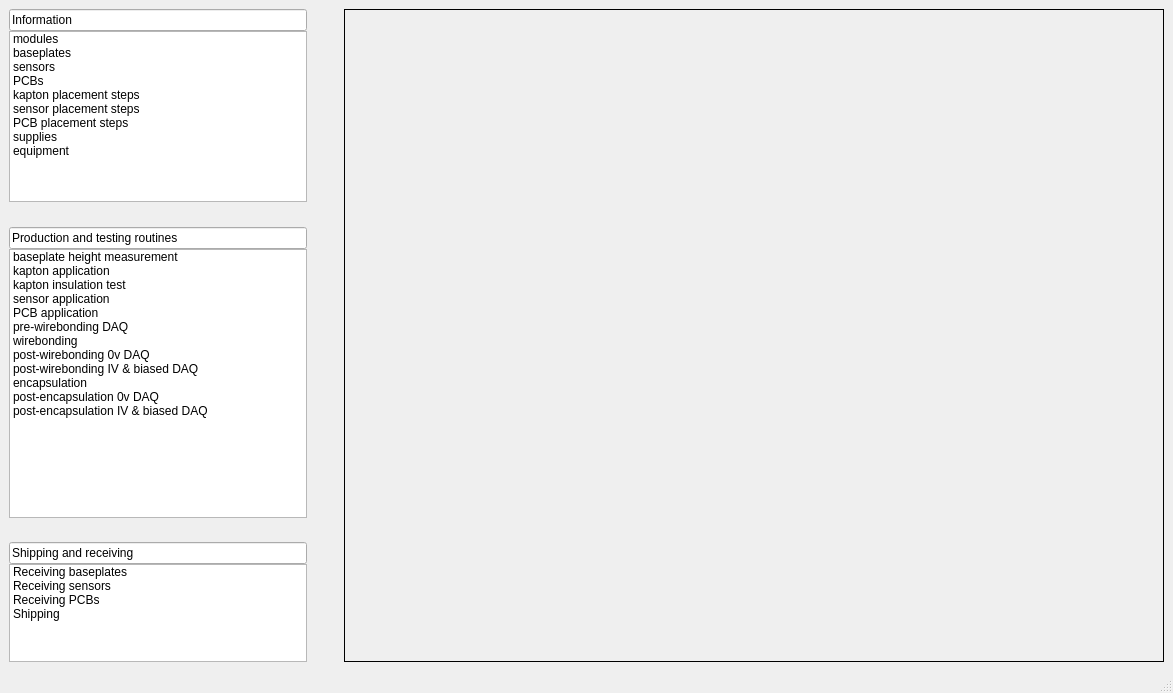
Old version of the form main_ui/mainwindow.ui in the repository IncandelaLab/SharedUI.
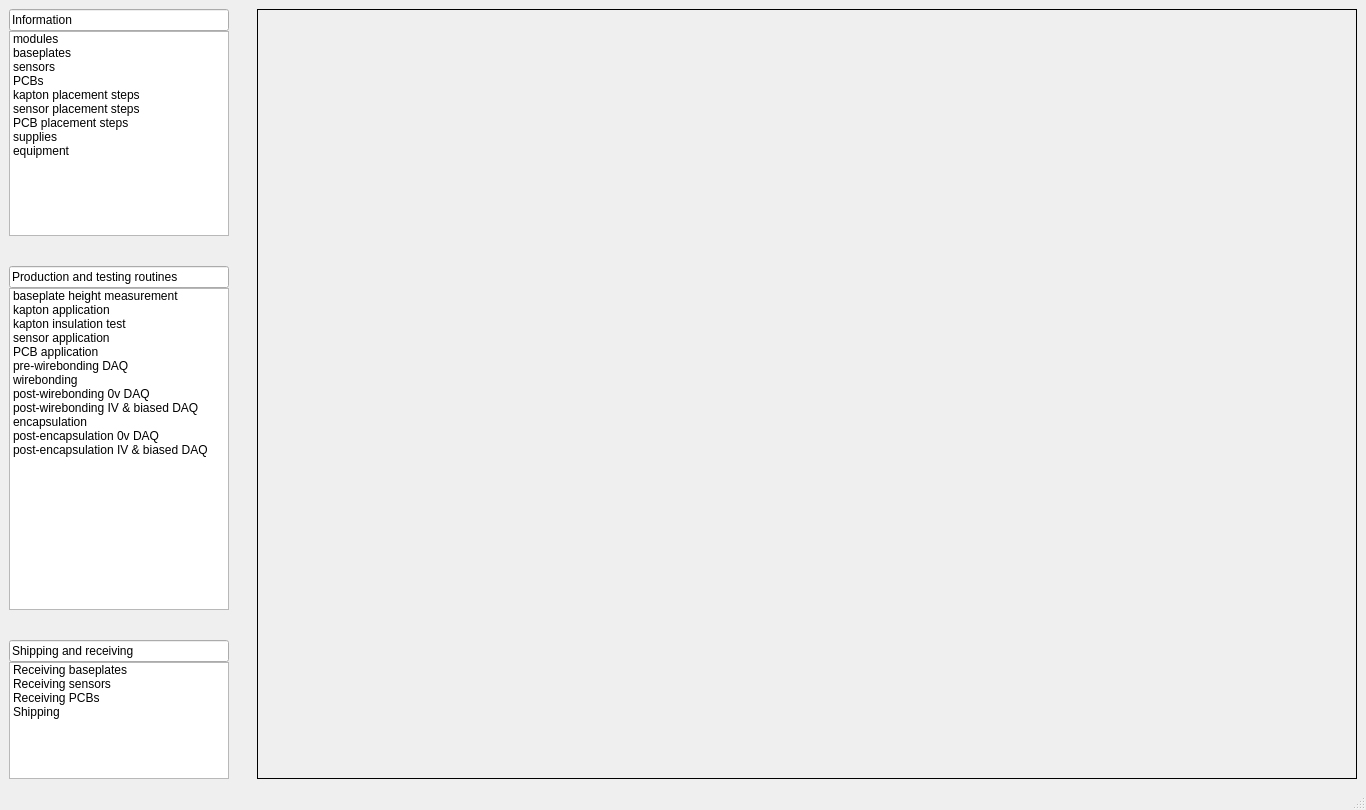
New version of the form.

The edit to the form file:
```diff
--- a/main_ui/mainwindow.ui
+++ b/main_ui/mainwindow.ui
@@ -6,8 +6,8 @@
    <rect>
     <x>0</x>
     <y>0</y>
-    <width>1173</width>
-    <height>693</height>
+    <width>1366</width>
+    <height>810</height>
    </rect>
   </property>
   <property name="windowTitle">
@@ -16,7 +16,7 @@
   <widget class="QWidget" name="centralwidget">
    <layout class="QGridLayout" name="gridLayout">
     <item row="0" column="0">
-     <layout class="QHBoxLayout" name="hlMainSections" stretch="8,1,22">
+     <layout class="QHBoxLayout" name="hlMainSections" stretch="8,1,40">
       <property name="spacing">
        <number>0</number>
       </property>
@@ -25,6 +25,9 @@
         <property name="spacing">
          <number>0</number>
         </property>
+        <property name="sizeConstraint">
+         <enum>QLayout::SetDefaultConstraint</enum>
+        </property>
         <item>
          <widget class="QLineEdit" name="leInformation">
           <property name="text">
@@ -232,6 +235,9 @@
       </item>
       <item>
        <layout class="QHBoxLayout" name="hlUIpane">
+        <property name="spacing">
+         <number>0</number>
+        </property>
         <item>
          <widget class="QStackedWidget" name="swPages">
           <property name="frameShape">
```
Left out of the diff: 2 changed lines with no effect on the pictures.
